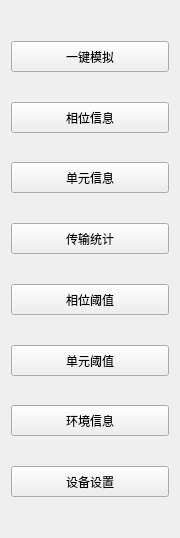
ChinaClever/IDC_TestSystem, file IDC_TestSystem/mpdu/m_toolbox/m_simulationtoolwid.ui: the form before one commit.
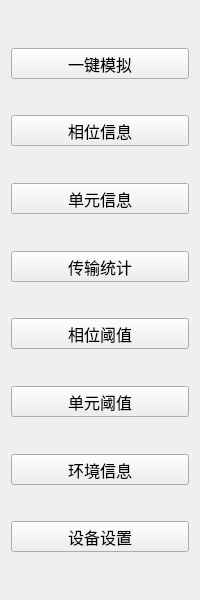
The form after the commit.

What changed in the file:
```diff
--- a/IDC_TestSystem/mpdu/m_toolbox/m_simulationtoolwid.ui
+++ b/IDC_TestSystem/mpdu/m_toolbox/m_simulationtoolwid.ui
@@ -6,10 +6,16 @@
    <rect>
     <x>0</x>
     <y>0</y>
-    <width>180</width>
-    <height>538</height>
+    <width>200</width>
+    <height>600</height>
    </rect>
   </property>
+  <property name="font">
+   <font>
+    <family>微软雅黑</family>
+    <pointsize>12</pointsize>
+   </font>
+  </property>
   <property name="windowTitle">
    <string>Form</string>
   </property>
```
